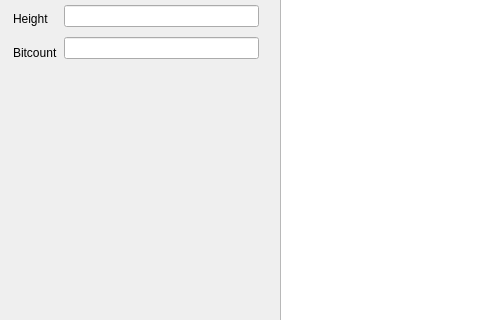
Qt form Painter/mainwindow.ui (VeselAbaya/qt-learning) before a commit; both pictures show x 0 to 480 and y 112 to 432 of the 987 by 604 pixel window.
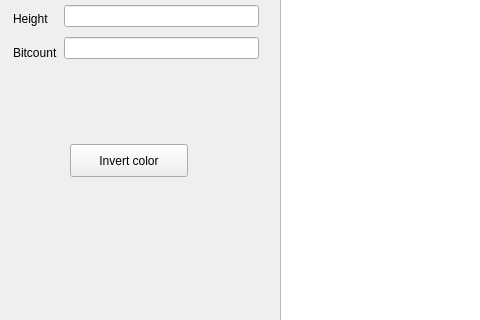
The same form after that commit.

Commit message: Added copy constructor, constructor (h, w, bits), operator=, inverting color method

Diff of the .ui file:
```diff
--- a/Painter/mainwindow.ui
+++ b/Painter/mainwindow.ui
@@ -24,7 +24,7 @@
      </rect>
     </property>
    </widget>
-   <widget class="QWidget" name="">
+   <widget class="QWidget" name="layoutWidget">
     <property name="geometry">
      <rect>
       <x>2</x>
@@ -84,6 +84,19 @@
      </item>
     </layout>
    </widget>
+   <widget class="QPushButton" name="invert_button">
+    <property name="geometry">
+     <rect>
+      <x>70</x>
+      <y>220</y>
+      <width>118</width>
+      <height>33</height>
+     </rect>
+    </property>
+    <property name="text">
+     <string>Invert color</string>
+    </property>
+   </widget>
   </widget>
   <widget class="QMenuBar" name="menuBar">
    <property name="geometry">
```
The commit also changes 4 other files.
